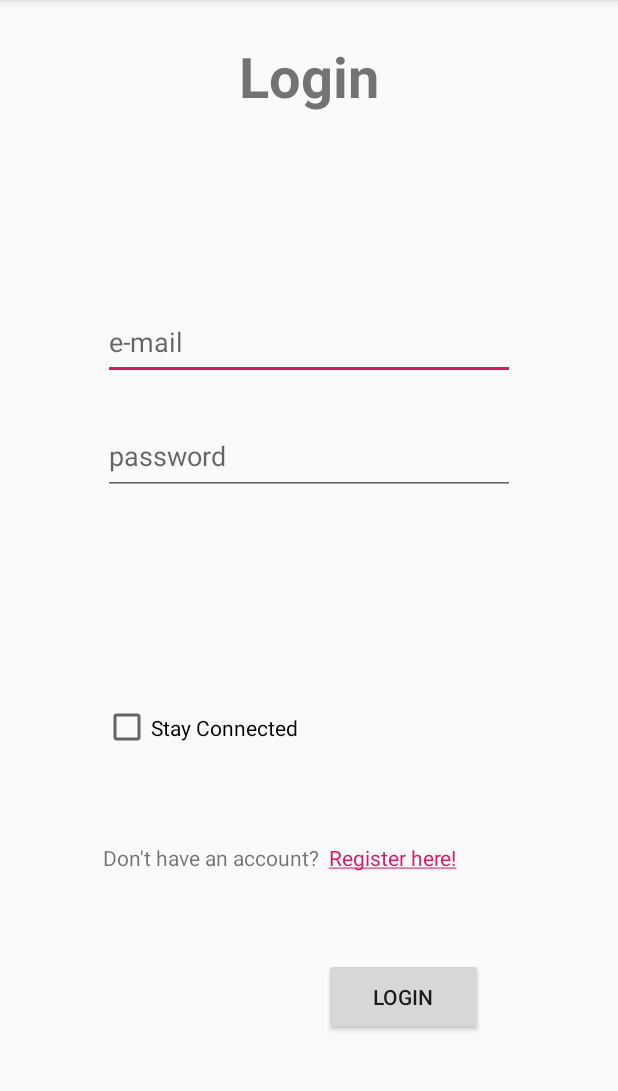
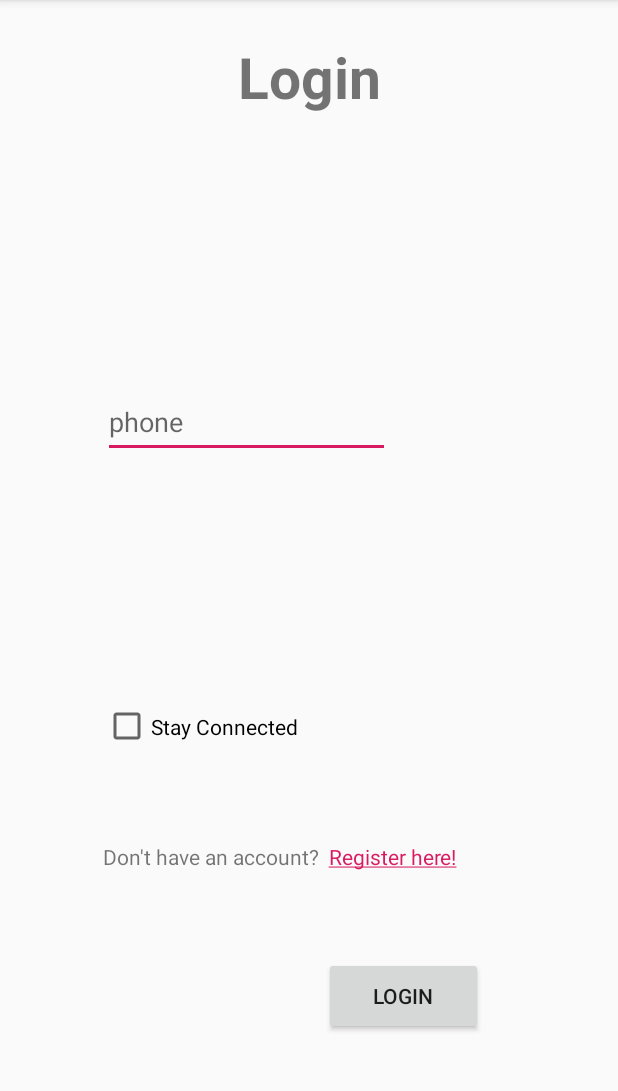
Before and after one commit to YamAzoulay/BetaVersionYam, an Android app: the screen it shows after launch (regAndLoginActivity), after a tap on "LOGIN", on a phone screen of 412 x 824 dp, the part 84-1175 px from its top. Run offline under Robolectric (Android 15) with nearby library versions, the phone set to English and light mode, and no system bars; our stand-ins replace Firebase (no records; nobody signed in at launch, a user with empty details on screens opened directly).

Commit message:
finished auth

```diff
--- a/app/src/main/java/com/example/betaversionyam/FBref.java
+++ b/app/src/main/java/com/example/betaversionyam/FBref.java
@@ -8,7 +8,4 @@ public class FBref {
     public static FirebaseAuth refAuth= FirebaseAuth.getInstance();
     public static FirebaseDatabase FBDB = FirebaseDatabase.getInstance();
     public static DatabaseReference refUsers=FBDB.getReference("Users");
-    public static DatabaseReference refWorkers=FBDB.getReference("Workers");
-    public static DatabaseReference refManagers=FBDB.getReference("Managers");
-
 }
--- a/app/src/main/java/com/example/betaversionyam/regAndLoginActivity.java
+++ b/app/src/main/java/com/example/betaversionyam/regAndLoginActivity.java
@@ -9,6 +9,7 @@ import android.content.SharedPreferences;
 import android.os.Bundle;
 import android.text.SpannableString;
 import android.text.Spanned;
+import android.text.TextUtils;
 import android.text.method.LinkMovementMethod;
 import android.text.style.ClickableSpan;
 import android.util.Log;
@@ -22,24 +23,43 @@ import android.widget.Toast;
 
 import com.google.android.gms.tasks.OnCompleteListener;
 import com.google.android.gms.tasks.Task;
+import com.google.firebase.FirebaseException;
+import com.google.firebase.FirebaseTooManyRequestsException;
 import com.google.firebase.auth.AuthResult;
+import com.google.firebase.auth.FirebaseAuth;
+import com.google.firebase.auth.FirebaseAuthInvalidCredentialsException;
 import com.google.firebase.auth.FirebaseAuthUserCollisionException;
 import com.google.firebase.auth.FirebaseUser;
+import com.google.firebase.auth.PhoneAuthCredential;
+import com.google.firebase.auth.PhoneAuthProvider;
+
+import java.util.concurrent.TimeUnit;
 
 import static com.example.betaversionyam.FBref.refAuth;
 import static com.example.betaversionyam.FBref.refUsers;
 
 public class regAndLoginActivity extends AppCompatActivity {
 
+    private static final String TAG = "Phone";
+
     TextView tVtitle, tVregister, tVworker, tVmanager;
-    EditText eTname, eTphone, eTemail, eTpass;
+    EditText eTname, eTphone, eTemail, eTcode;
     CheckBox cBstayconnect;
-    Button btn;
+    Button btn, btnVerify;
     Switch Switch;
 
-    String name, phone, email, password, uid;
+    private String mVerificationId;
+    String name, phone, email, uid;
     Users userdb;
     Boolean stayConnect, registered, firstrun, status;
+    Boolean mVerificationInProgress = false;
+
+    PhoneAuthCredential c;
+    PhoneAuthProvider.OnVerificationStateChangedCallbacks mCallbacks;
+    FirebaseAuth mAuth;
+
+
+
 
 
     @Override
@@ -51,14 +71,15 @@ public class regAndLoginActivity extends AppCompatActivity {
         tVtitle = findViewById(R.id.tVtitle);
         eTname = findViewById(R.id.eTname);
         eTemail = findViewById(R.id.eTemail);
-        eTpass = findViewById(R.id.eTpass);
         eTphone = findViewById(R.id.eTphone);
+        eTcode = findViewById(R.id.eTcode);
         cBstayconnect = findViewById(R.id.cBstayconnect);
         tVregister = findViewById(R.id.tVregister);
         tVworker = findViewById(R.id.textView2);
         Switch = findViewById(R.id.switch1);
         tVmanager = findViewById(R.id.textView3);
         btn = findViewById(R.id.btn);
+        btnVerify = findViewById(R.id.button2);
 
         stayConnect = false;
         registered = true;
@@ -69,16 +90,48 @@ public class regAndLoginActivity extends AppCompatActivity {
         if (firstrun) {
             tVtitle.setText("Register");
             eTname.setVisibility(View.VISIBLE);
-            eTphone.setVisibility(View.VISIBLE);
+            eTemail.setVisibility(View.VISIBLE);
             tVworker.setVisibility(View.VISIBLE);
             Switch.setVisibility(View.VISIBLE);
             tVmanager.setVisibility(View.VISIBLE);
+            eTcode.setVisibility(View.VISIBLE);
+            btnVerify.setVisibility(View.VISIBLE);
             btn.setText("Register");
             registered = false;
             logoption();
         } else regoption();
+
+        mAuth = FirebaseAuth.getInstance();
+
+        mCallbacks = new PhoneAuthProvider.OnVerificationStateChangedCallbacks() {
+            @Override
+            public void onVerificationCompleted(PhoneAuthCredential credential) {
+                c=credential;
+                Log.d(TAG, "onVerificationCompleted:" + credential);
+                mVerificationInProgress = false;
+                signInWithPhoneAuthCredential(credential);
+            }
+
+            @Override
+            public void onVerificationFailed(FirebaseException e) {
+                Log.w(TAG, "onVerificationFailed", e);
+                mVerificationInProgress = false;
+
+                if (e instanceof FirebaseAuthInvalidCredentialsException) {
+                    //etCode.setError("Invalid phone number.");
+                }
+                else if (e instanceof FirebaseTooManyRequestsException) {
+                }
+            }
+
+            @Override
+            public void onCodeSent(@NonNull String verificationId,
+                                   @NonNull PhoneAuthProvider.ForceResendingToken token) {
+                Log.d(TAG, "onCodeSent:" + verificationId);
+                mVerificationId = verificationId;
+            }
+        };
     }
-
 
     @Override
     protected void onStart() {
@@ -98,6 +151,49 @@ public class regAndLoginActivity extends AppCompatActivity {
         if (stayConnect) finish();
     }
 
+
+    private void signInWithPhoneAuthCredential(PhoneAuthCredential credential) {
+        mAuth.signInWithCredential(credential)
+                .addOnCompleteListener(this, new OnCompleteListener<AuthResult>() {
+                    @Override
+                    public void onComplete(@NonNull Task<AuthResult> task) {
+                        if (task.isSuccessful()) {
+                            Log.d(TAG, "signInWithCredential:success");
+
+                            FirebaseUser user = task.getResult().getUser();
+
+                        } else {
+                            Log.w(TAG, "signInWithCredential:failure", task.getException());
+                            if (task.getException() instanceof FirebaseAuthInvalidCredentialsException) {
+                                eTcode.setError("Invalid code.");
+                            }
+
+                        }
+                    }
+                });
+    }
+
+    private void startPhoneNumberVerification(String phoneNumber) {
+        PhoneAuthProvider.getInstance().verifyPhoneNumber(
+                phoneNumber,        // Phone number to verify
+                60,                 // Timeout duration
+                TimeUnit.SECONDS,   // Unit of timeout
+                this,               // Activity (for callback binding)
+                mCallbacks);        // OnVerificationStateChangedCallbacks
+
+        mVerificationInProgress = true;
+    }
+
+
+    private boolean validatePhoneNumber() {
+        String phoneNumber = eTphone.getText().toString();
+        if (TextUtils.isEmpty(phoneNumber)) {
+            eTphone.setError("Invalid phone number.");
+            return false;
+        }
+        return true;
+    }
+
     private void regoption() {
         SpannableString ss = new SpannableString("Don't have an account?  Register here!");
         ClickableSpan span = new ClickableSpan() {
@@ -105,9 +201,11 @@ public class regAndLoginActivity extends AppCompatActivity {
             public void onClick(View textView) {
                 tVtitle.setText("Register");
                 eTname.setVisibility(View.VISIBLE);
-                eTphone.setVisibility(View.VISIBLE);
+                eTemail.setVisibility(View.VISIBLE);
                 tVworker.setVisibility(View.VISIBLE);
                 Switch.setVisibility(View.VISIBLE);
+                eTcode.setVisibility(View.VISIBLE);
+                btnVerify.setVisibility(View.VISIBLE);
                 tVmanager.setVisibility(View.VISIBLE);
                 btn.setText("Register");
                 registered = false;
@@ -137,12 +235,19 @@ public class regAndLoginActivity extends AppCompatActivity {
         tVregister.setMovementMethod(LinkMovementMethod.getInstance());
     }
 
+
+    public void Verify(View view) {
+        if (!validatePhoneNumber()) {
+            return;
+        }
+        startPhoneNumberVerification(eTphone.getText().toString());
+    }
+
     public void logorreg(View view) {
-        email = eTemail.getText().toString();
-        password = eTpass.getText().toString();
+        phone = eTphone.getText().toString();
         if (registered) {
             final ProgressDialog pd = ProgressDialog.show(this, "Login", "Connecting...", true);
-            refAuth.signInWithEmailAndPassword(email, password)
+            refAuth.signInWithCredential(c)
                     .addOnCompleteListener(this, new OnCompleteListener<AuthResult>() {
                         @Override
                         public void onComplete(@NonNull Task<AuthResult> task) {
@@ -164,10 +269,17 @@ public class regAndLoginActivity extends AppCompatActivity {
                     });
         } else {
             name = eTname.getText().toString();
+            email = eTemail.getText().toString();
             phone = eTphone.getText().toString();
             final ProgressDialog pd = ProgressDialog.show(this, "Register", "Registering...", true);
-            refAuth.createUserWithEmailAndPassword(email, password)
-                    .addOnCompleteListener(this, new OnCompleteListener<AuthResult>() {
+            startPhoneNumberVerification(phone);
+            String code = eTcode.getText().toString();
+            if (TextUtils.isEmpty(code)) {
+                eTcode.setError("Cannot be empty.");
+                return;
+            }
+            PhoneAuthCredential credential = PhoneAuthProvider.getCredential(mVerificationId, code);
+            refAuth.signInWithCredential(credential).addOnCompleteListener(this, new OnCompleteListener<AuthResult>() {
                         @Override
                         public void onComplete(@NonNull Task<AuthResult> task) {
                             pd.dismiss();
@@ -191,12 +303,14 @@ public class regAndLoginActivity extends AppCompatActivity {
                                 Intent si = new Intent(regAndLoginActivity.this, CreditsActivity.class);
                                 startActivity(si);
                             } else {
-                                if (task.getException() instanceof FirebaseAuthUserCollisionException)
-                                    Toast.makeText(regAndLoginActivity.this, "User with e-mail already exist!", Toast.LENGTH_LONG).show();
+                                if (task.getException() instanceof FirebaseAuthInvalidCredentialsException) {
+                                    eTcode.setError("Invalid code.");
+                                }
                                 else {
-                                    Log.w("MainActivity", "createUserWithEmail:failure", task.getException());
+                                    Log.w("MainActivity", "createUserWithCredential:failure", task.getException());
                                     Toast.makeText(regAndLoginActivity.this, "User create failed.", Toast.LENGTH_LONG).show();
                                 }
+
                             }
                         }
                     });
--- a/app/src/main/res/layout/activity_reg_and_login.xml
+++ b/app/src/main/res/layout/activity_reg_and_login.xml
@@ -37,6 +37,41 @@
             android:layout_height="0dp"
             android:layout_weight="1" />
 
+        <LinearLayout
+            android:layout_width="wrap_content"
+            android:layout_height="wrap_content"
+            android:orientation="horizontal">
+
+            <TextView
+                android:id="@+id/textView3"
+                android:layout_width="wrap_content"
+                android:layout_height="wrap_content"
+                android:layout_weight="1"
+                android:text="Manager"
+                android:visibility="invisible" />
+
+            <Switch
+                android:id="@+id/switch1"
+                android:layout_width="match_parent"
+                android:layout_height="wrap_content"
+                android:text=""
+                android:visibility="invisible" />
+
+            <TextView
+                android:id="@+id/textView2"
+                android:layout_width="wrap_content"
+                android:layout_height="wrap_content"
+                android:layout_weight="1"
+                android:text="Worker"
+                android:textColor="@android:color/black"
+                android:visibility="invisible" />
+        </LinearLayout>
+
+        <Space
+            android:layout_width="match_parent"
+            android:layout_height="0dp"
+            android:layout_weight="0.5" />
+
         <EditText
             android:id="@+id/eTname"
             android:layout_width="match_parent"
@@ -52,6 +87,36 @@
             android:layout_height="0dp"
             android:layout_weight="0.5" />
 
+        <LinearLayout
+            android:layout_width="wrap_content"
+            android:layout_height="wrap_content"
+            android:orientation="horizontal">
+
+            <EditText
+                android:id="@+id/eTphone"
+                android:layout_width="0dp"
+                android:layout_height="match_parent"
+                android:layout_weight="1"
+                android:ems="10"
+                android:hint="phone"
+                android:inputType="phone"
+                android:visibility="visible" />
+
+            <Button
+                android:id="@+id/button2"
+                android:layout_width="0dp"
+                android:layout_height="match_parent"
+                android:layout_weight="0.2"
+                android:text="v"
+                android:onClick="Verify"
+                android:visibility="invisible" />
+        </LinearLayout>
+
+        <Space
+            android:layout_width="match_parent"
+            android:layout_height="0dp"
+            android:layout_weight="0.5" />
+
         <EditText
             android:id="@+id/eTemail"
             android:layout_width="match_parent"
@@ -59,7 +124,8 @@
             android:layout_weight="1"
             android:ems="10"
             android:hint="e-mail"
-            android:inputType="textEmailAddress" />
+            android:inputType="textEmailAddress"
+            android:visibility="invisible" />
 
         <Space
             android:layout_width="match_parent"
@@ -67,55 +133,14 @@
             android:layout_weight="0.5" />
 
         <EditText
-            android:id="@+id/eTpass"
+            android:id="@+id/eTcode"
             android:layout_width="match_parent"
             android:layout_height="0dp"
             android:layout_weight="1"
             android:ems="10"
-            android:hint="password"
-            android:inputType="textPassword" />
-
-        <Space
-            android:layout_width="match_parent"
-            android:layout_height="0dp"
-            android:layout_weight="0.5" />
-
-        <EditText
-            android:id="@+id/eTphone"
-            android:layout_width="match_parent"
-            android:layout_height="0dp"
-            android:layout_weight="1"
-            android:visibility="invisible"
-            android:ems="10"
-            android:hint="phone"
-            android:inputType="phone" />
-
-        <Space
-            android:layout_width="match_parent"
-            android:layout_height="0dp"
-            android:layout_weight="0.5" />
-
-        <LinearLayout
-            android:layout_width="wrap_content"
-            android:layout_height="wrap_content"
-            android:orientation="horizontal">
-
-            <Switch
-                android:id="@+id/switch1"
-                android:layout_width="match_parent"
-                android:layout_height="wrap_content"
-                android:text="Manager"
-                android:visibility="invisible" />
-
-            <TextView
-                android:id="@+id/textView2"
-                android:layout_width="wrap_content"
-                android:layout_height="wrap_content"
-                android:layout_weight="1"
-                android:textColor="@android:color/black"
-                android:visibility="invisible"
-                android:text="Worker" />
-        </LinearLayout>
+            android:hint="code"
+            android:inputType="number|text"
+            android:visibility="invisible" />
 
         <CheckBox
             android:id="@+id/cBstayconnect"
--- a/app/src/main/res/layout/activity_worker.xml
+++ b/app/src/main/res/layout/activity_worker.xml
@@ -1,9 +1,10 @@
 <?xml version="1.0" encoding="utf-8"?>
-<androidx.constraintlayout.widget.ConstraintLayout xmlns:android="http://schemas.android.com/apk/res/android"
+<LinearLayout xmlns:android="http://schemas.android.com/apk/res/android"
     xmlns:app="http://schemas.android.com/apk/res-auto"
     xmlns:tools="http://schemas.android.com/tools"
     android:layout_width="match_parent"
     android:layout_height="match_parent"
+    android:orientation="vertical"
     tools:context=".WorkerActivity">
 
-</androidx.constraintlayout.widget.ConstraintLayout>
+</LinearLayout>
```
